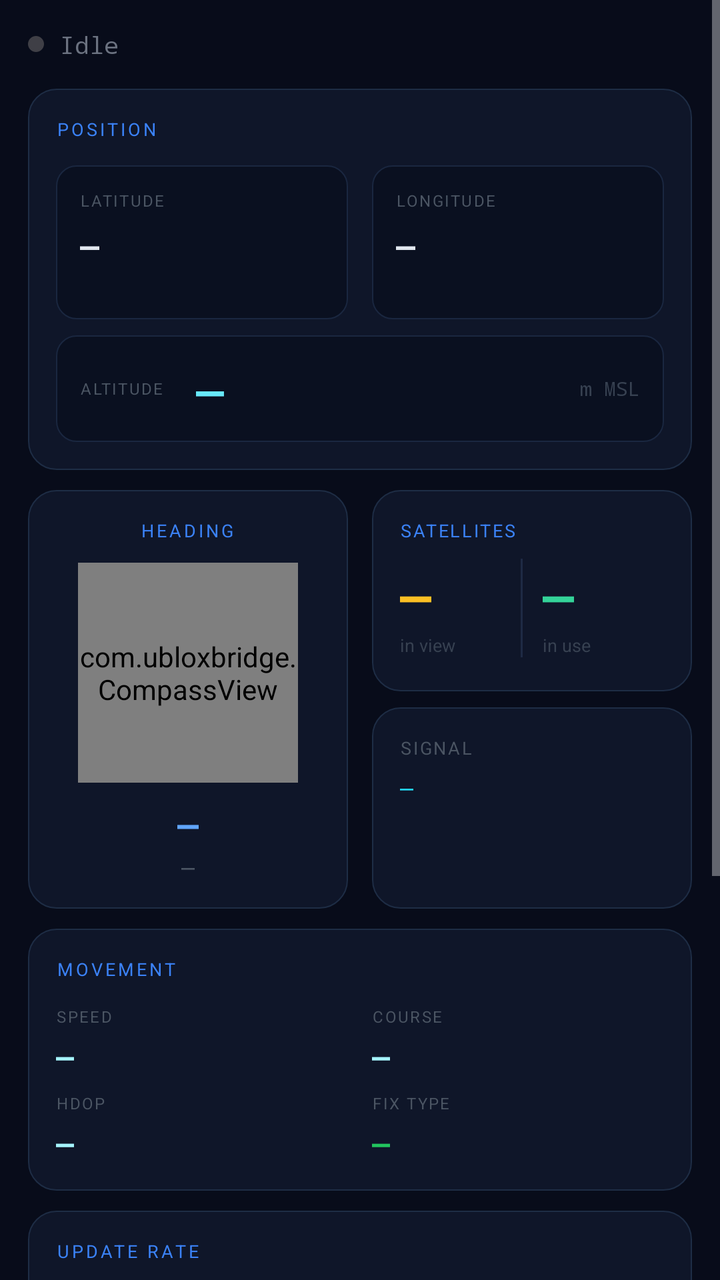
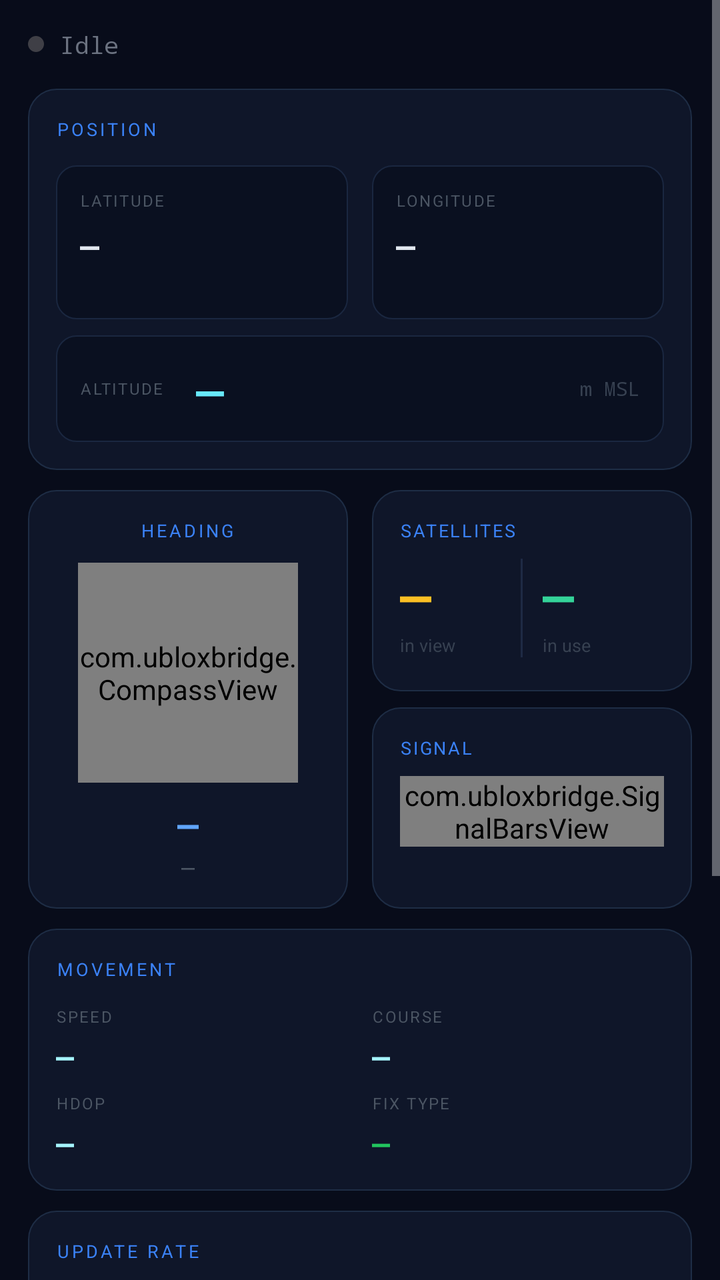

The first picture is an Android layout as it rendered before a commit; the second is the same layout after the commit. The layout source and the unified diff follow.
<!-- AndroidManifest.xml: application theme AppTheme -->
<!-- res/layout/activity_main.xml -->
<?xml version="1.0" encoding="utf-8"?>
<ScrollView xmlns:android="http://schemas.android.com/apk/res/android"
    android:layout_width="match_parent"
    android:layout_height="match_parent"
    android:background="#080C1A"
    android:fillViewport="true">

    <LinearLayout
        android:layout_width="match_parent"
        android:layout_height="wrap_content"
        android:orientation="vertical"
        android:paddingStart="14dp"
        android:paddingEnd="14dp"
        android:paddingTop="14dp"
        android:paddingBottom="28dp">

        
        <LinearLayout
            android:layout_width="match_parent"
            android:layout_height="wrap_content"
            android:orientation="horizontal"
            android:gravity="center_vertical"
            android:layout_marginBottom="14dp">

            <View
                android:id="@+id/statusDot"
                android:layout_width="8dp"
                android:layout_height="8dp"
                android:background="@drawable/dot_idle"
                android:layout_marginEnd="8dp"/>

            <TextView
                android:id="@+id/tvConnection"
                android:text="Idle"
                android:textSize="12sp"
                android:textColor="#6B7280"
                android:fontFamily="monospace"
                android:layout_width="0dp"
                android:layout_height="wrap_content"
                android:layout_weight="1"/>

            <TextView
                android:id="@+id/tvLastFix"
                android:text=""
                android:textSize="10sp"
                android:textColor="#374151"
                android:fontFamily="monospace"
                android:layout_width="wrap_content"
                android:layout_height="wrap_content"/>
        </LinearLayout>

        
        <LinearLayout
            android:layout_width="match_parent"
            android:layout_height="wrap_content"
            android:orientation="vertical"
            android:background="@drawable/card_bg"
            android:padding="14dp"
            android:layout_marginBottom="10dp">

            <TextView
                android:text="POSITION"
                android:textSize="9sp"
                android:textColor="#3B82F6"
                android:letterSpacing="0.15"
                android:layout_marginBottom="12dp"
                android:layout_width="wrap_content"
                android:layout_height="wrap_content"/>

            
            <LinearLayout
                android:layout_width="match_parent"
                android:layout_height="wrap_content"
                android:orientation="horizontal"
                android:layout_marginBottom="8dp">

                
                <LinearLayout
                    android:layout_width="0dp"
                    android:layout_height="wrap_content"
                    android:layout_weight="1"
                    android:orientation="vertical"
                    android:background="@drawable/coord_cell_bg"
                    android:padding="12dp"
                    android:layout_marginEnd="6dp">

                    <TextView
                        android:text="LATITUDE"
                        android:textSize="8sp"
                        android:textColor="#4B5563"
                        android:letterSpacing="0.1"
                        android:layout_marginBottom="6dp"
                        android:layout_width="wrap_content"
                        android:layout_height="wrap_content"/>

                    <TextView
                        android:id="@+id/tvLatitude"
                        android:text="―"
                        android:textSize="16sp"
                        android:textStyle="bold"
                        android:fontFamily="monospace"
                        android:textColor="#E2E8F0"
                        android:layout_width="wrap_content"
                        android:layout_height="wrap_content"/>

                    <TextView
                        android:id="@+id/tvLatDir"
                        android:text=""
                        android:textSize="9sp"
                        android:textColor="#374151"
                        android:fontFamily="monospace"
                        android:layout_marginTop="2dp"
                        android:layout_width="wrap_content"
                        android:layout_height="wrap_content"/>
                </LinearLayout>

                
                <LinearLayout
                    android:layout_width="0dp"
                    android:layout_height="wrap_content"
                    android:layout_weight="1"
                    android:orientation="vertical"
                    android:background="@drawable/coord_cell_bg"
                    android:padding="12dp"
                    android:layout_marginStart="6dp">

                    <TextView
                        android:text="LONGITUDE"
                        android:textSize="8sp"
                        android:textColor="#4B5563"
                        android:letterSpacing="0.1"
                        android:layout_marginBottom="6dp"
                        android:layout_width="wrap_content"
                        android:layout_height="wrap_content"/>

                    <TextView
                        android:id="@+id/tvLongitude"
                        android:text="―"
                        android:textSize="16sp"
                        android:textStyle="bold"
                        android:fontFamily="monospace"
                        android:textColor="#E2E8F0"
                        android:layout_width="wrap_content"
                        android:layout_height="wrap_content"/>

                    <TextView
                        android:id="@+id/tvLonDir"
                        android:text=""
                        android:textSize="9sp"
                        android:textColor="#374151"
                        android:fontFamily="monospace"
                        android:layout_marginTop="2dp"
                        android:layout_width="wrap_content"
                        android:layout_height="wrap_content"/>
                </LinearLayout>
            </LinearLayout>

            
            <LinearLayout
                android:layout_width="match_parent"
                android:layout_height="wrap_content"
                android:orientation="horizontal"
                android:background="@drawable/coord_cell_bg"
                android:padding="12dp"
                android:gravity="center_vertical">

                <TextView
                    android:text="ALTITUDE"
                    android:textSize="8sp"
                    android:textColor="#4B5563"
                    android:letterSpacing="0.1"
                    android:layout_width="wrap_content"
                    android:layout_height="wrap_content"
                    android:layout_marginEnd="16dp"/>

                <TextView
                    android:id="@+id/tvAltitude"
                    android:text="―"
                    android:textSize="22sp"
                    android:textStyle="bold"
                    android:fontFamily="monospace"
                    android:textColor="#67E8F9"
                    android:layout_width="0dp"
                    android:layout_height="wrap_content"
                    android:layout_weight="1"/>

                <TextView
                    android:text="m MSL"
                    android:textSize="10sp"
                    android:textColor="#374151"
                    android:fontFamily="monospace"
                    android:layout_width="wrap_content"
                    android:layout_height="wrap_content"/>
            </LinearLayout>
        </LinearLayout>

        
        <LinearLayout
            android:layout_width="match_parent"
            android:layout_height="wrap_content"
            android:orientation="horizontal"
            android:layout_marginBottom="10dp">

            
            <LinearLayout
                android:layout_width="0dp"
                android:layout_height="wrap_content"
                android:layout_weight="1"
                android:orientation="vertical"
                android:background="@drawable/card_bg"
                android:padding="14dp"
                android:gravity="center_horizontal"
                android:layout_marginEnd="6dp">

                <TextView
                    android:text="HEADING"
                    android:textSize="9sp"
                    android:textColor="#3B82F6"
                    android:letterSpacing="0.15"
                    android:layout_marginBottom="10dp"
                    android:layout_width="wrap_content"
                    android:layout_height="wrap_content"/>

                
                <com.ubloxbridge.CompassView
                    android:id="@+id/compassView"
                    android:layout_width="110dp"
                    android:layout_height="110dp"/>

                <TextView
                    android:id="@+id/tvHeading"
                    android:text="―"
                    android:textSize="18sp"
                    android:textStyle="bold"
                    android:fontFamily="monospace"
                    android:textColor="#60A5FA"
                    android:layout_marginTop="8dp"
                    android:layout_width="wrap_content"
                    android:layout_height="wrap_content"/>

                <TextView
                    android:id="@+id/tvHeadingDir"
                    android:text="―"
                    android:textSize="11sp"
                    android:textColor="#4B5563"
                    android:fontFamily="monospace"
                    android:layout_marginTop="2dp"
                    android:layout_width="wrap_content"
                    android:layout_height="wrap_content"/>
            </LinearLayout>

            
            <LinearLayout
                android:layout_width="0dp"
                android:layout_height="match_parent"
                android:layout_weight="1"
                android:orientation="vertical"
                android:layout_marginStart="6dp">

                
                <LinearLayout
                    android:layout_width="match_parent"
                    android:layout_height="0dp"
                    android:layout_weight="1"
                    android:orientation="vertical"
                    android:background="@drawable/card_bg"
                    android:padding="14dp"
                    android:layout_marginBottom="8dp">

                    <TextView
                        android:text="SATELLITES"
                        android:textSize="9sp"
                        android:textColor="#3B82F6"
                        android:letterSpacing="0.1"
                        android:layout_marginBottom="8dp"
                        android:layout_width="wrap_content"
                        android:layout_height="wrap_content"/>

                    <LinearLayout
                        android:layout_width="match_parent"
                        android:layout_height="wrap_content"
                        android:orientation="horizontal">

                        
                        <LinearLayout
                            android:layout_width="0dp"
                            android:layout_height="wrap_content"
                            android:layout_weight="1"
                            android:orientation="vertical">

                            <TextView
                                android:id="@+id/tvSatsInView"
                                android:text="―"
                                android:textSize="26sp"
                                android:textStyle="bold"
                                android:fontFamily="monospace"
                                android:textColor="#FBBF24"
                                android:layout_width="wrap_content"
                                android:layout_height="wrap_content"/>

                            <TextView
                                android:text="in view"
                                android:textSize="9sp"
                                android:textColor="#374151"
                                android:layout_marginTop="2dp"
                                android:layout_width="wrap_content"
                                android:layout_height="wrap_content"/>
                        </LinearLayout>

                        
                        <View
                            android:layout_width="1dp"
                            android:layout_height="match_parent"
                            android:background="#1E2A44"
                            android:layout_marginEnd="10dp"/>

                        
                        <LinearLayout
                            android:layout_width="0dp"
                            android:layout_height="wrap_content"
                            android:layout_weight="1"
                            android:orientation="vertical">

                            <TextView
                                android:id="@+id/tvSatsUsed"
                                android:text="―"
                                android:textSize="26sp"
                                android:textStyle="bold"
                                android:fontFamily="monospace"
                                android:textColor="#34D399"
                                android:layout_width="wrap_content"
                                android:layout_height="wrap_content"/>

                            <TextView
                                android:text="in use"
                                android:textSize="9sp"
                                android:textColor="#374151"
                                android:layout_marginTop="2dp"
                                android:layout_width="wrap_content"
                                android:layout_height="wrap_content"/>
                        </LinearLayout>
                    </LinearLayout>
                </LinearLayout>

                
                <LinearLayout
                    android:layout_width="match_parent"
                    android:layout_height="0dp"
                    android:layout_weight="1"
                    android:orientation="vertical"
                    android:background="@drawable/card_bg"
                    android:padding="14dp">

                    <TextView
                        android:text="SIGNAL"
                        android:textSize="9sp"
                        android:textColor="#4B5563"
                        android:letterSpacing="0.1"
                        android:layout_marginBottom="6dp"
                        android:layout_width="wrap_content"
                        android:layout_height="wrap_content"/>

                    <TextView
                        android:id="@+id/tvSignal"
                        android:text="―"
                        android:textSize="11sp"
                        android:fontFamily="monospace"
                        android:textColor="#22D3EE"
                        android:lineSpacingMultiplier="1.7"
                        android:layout_width="match_parent"
                        android:layout_height="wrap_content"/>
                </LinearLayout>
            </LinearLayout>
        </LinearLayout>

        
        <LinearLayout
            android:layout_width="match_parent"
            android:layout_height="wrap_content"
            android:orientation="vertical"
            android:background="@drawable/card_bg"
            android:padding="14dp"
            android:layout_marginBottom="10dp">

            <TextView
                android:text="MOVEMENT"
                android:textSize="9sp"
                android:textColor="#3B82F6"
                android:letterSpacing="0.15"
                android:layout_marginBottom="12dp"
                android:layout_width="wrap_content"
                android:layout_height="wrap_content"/>

            <LinearLayout
                android:layout_width="match_parent"
                android:layout_height="wrap_content"
                android:orientation="horizontal"
                android:layout_marginBottom="8dp">

                <LinearLayout
                    android:layout_width="0dp"
                    android:layout_height="wrap_content"
                    android:layout_weight="1"
                    android:orientation="vertical"
                    android:layout_marginEnd="6dp">

                    <TextView
                        android:text="SPEED"
                        android:textSize="8sp"
                        android:textColor="#4B5563"
                        android:letterSpacing="0.1"
                        android:layout_marginBottom="4dp"
                        android:layout_width="wrap_content"
                        android:layout_height="wrap_content"/>

                    <TextView
                        android:id="@+id/tvSpeed"
                        android:text="―"
                        android:textSize="15sp"
                        android:textStyle="bold"
                        android:fontFamily="monospace"
                        android:textColor="#A5F3FC"
                        android:layout_width="wrap_content"
                        android:layout_height="wrap_content"/>
                </LinearLayout>

                <LinearLayout
                    android:layout_width="0dp"
                    android:layout_height="wrap_content"
                    android:layout_weight="1"
                    android:orientation="vertical"
                    android:layout_marginStart="6dp">

                    <TextView
                        android:text="COURSE"
                        android:textSize="8sp"
                        android:textColor="#4B5563"
                        android:letterSpacing="0.1"
                        android:layout_marginBottom="4dp"
                        android:layout_width="wrap_content"
                        android:layout_height="wrap_content"/>

                    <TextView
                        android:id="@+id/tvCourse"
                        android:text="―"
                        android:textSize="15sp"
                        android:textStyle="bold"
                        android:fontFamily="monospace"
                        android:textColor="#A5F3FC"
                        android:layout_width="wrap_content"
                        android:layout_height="wrap_content"/>
                </LinearLayout>
            </LinearLayout>

            <LinearLayout
                android:layout_width="match_parent"
                android:layout_height="wrap_content"
                android:orientation="horizontal">

                <LinearLayout
                    android:layout_width="0dp"
                    android:layout_height="wrap_content"
                    android:layout_weight="1"
                    android:orientation="vertical"
                    android:layout_marginEnd="6dp">

                    <TextView
                        android:text="HDOP"
                        android:textSize="8sp"
                        android:textColor="#4B5563"
                        android:letterSpacing="0.1"
                        android:layout_marginBottom="4dp"
                        android:layout_width="wrap_content"
                        android:layout_height="wrap_content"/>

                    <TextView
                        android:id="@+id/tvHdop"
                        android:text="―"
                        android:textSize="15sp"
                        android:textStyle="bold"
                        android:fontFamily="monospace"
                        android:textColor="#A5F3FC"
                        android:layout_width="wrap_content"
                        android:layout_height="wrap_content"/>
                </LinearLayout>

                <LinearLayout
                    android:layout_width="0dp"
                    android:layout_height="wrap_content"
                    android:layout_weight="1"
                    android:orientation="vertical"
                    android:layout_marginStart="6dp">

                    <TextView
                        android:text="FIX TYPE"
                        android:textSize="8sp"
                        android:textColor="#4B5563"
                        android:letterSpacing="0.1"
                        android:layout_marginBottom="4dp"
                        android:layout_width="wrap_content"
                        android:layout_height="wrap_content"/>

                    <TextView
                        android:id="@+id/tvFixType"
                        android:text="―"
                        android:textSize="15sp"
                        android:textStyle="bold"
                        android:fontFamily="monospace"
                        android:textColor="#22C55E"
                        android:layout_width="wrap_content"
                        android:layout_height="wrap_content"/>
                </LinearLayout>
            </LinearLayout>
        </LinearLayout>

        
        <LinearLayout
            android:layout_width="match_parent"
            android:layout_height="wrap_content"
            android:orientation="vertical"
            android:background="@drawable/card_bg"
            android:padding="14dp"
            android:layout_marginBottom="10dp">

            <TextView
                android:text="UPDATE RATE"
                android:textSize="9sp"
                android:textColor="#3B82F6"
                android:letterSpacing="0.15"
                android:layout_marginBottom="12dp"
                android:layout_width="wrap_content"
                android:layout_height="wrap_content"/>

            <LinearLayout
                android:layout_width="match_parent"
                android:layout_height="44dp"
                android:orientation="horizontal"
                android:background="@drawable/hz_track_bg"
                android:padding="3dp">

                <Button
                    android:id="@+id/btn1Hz"
                    android:text="1 Hz"
                    android:textSize="13sp"
                    android:fontFamily="monospace"
                    android:layout_width="0dp"
                    android:layout_height="match_parent"
                    android:layout_weight="1"
                    android:backgroundTint="#2563EB"
                    android:textColor="#FFFFFF"
                    android:stateListAnimator="@null"
                    android:insetTop="0dp"
                    android:insetBottom="0dp"/>

                <Button
                    android:id="@+id/btn5Hz"
                    android:text="5 Hz"
                    android:textSize="13sp"
                    android:fontFamily="monospace"
                    android:layout_width="0dp"
                    android:layout_height="match_parent"
                    android:layout_weight="1"
                    android:backgroundTint="#0A1020"
                    android:textColor="#4B5563"
                    android:stateListAnimator="@null"
                    android:insetTop="0dp"
                    android:insetBottom="0dp"/>
            </LinearLayout>

            <TextView
                android:id="@+id/tvHzNote"
                android:text="1 Hz · 1 update per second"
                android:textSize="9sp"
                android:textColor="#374151"
                android:fontFamily="monospace"
                android:layout_marginTop="10dp"
                android:layout_width="wrap_content"
                android:layout_height="wrap_content"/>
        </LinearLayout>

        
        <LinearLayout
            android:layout_width="match_parent"
            android:layout_height="wrap_content"
            android:orientation="horizontal"
            android:layout_marginBottom="10dp">

            <Button
                android:id="@+id/btnStart"
                android:text="▶  START"
                android:textSize="13sp"
                android:textStyle="bold"
                android:fontFamily="monospace"
                android:layout_width="0dp"
                android:layout_height="52dp"
                android:layout_weight="1"
                android:layout_marginEnd="6dp"
                android:backgroundTint="#16A34A"
                android:textColor="#FFFFFF"
                android:stateListAnimator="@null"/>

            <Button
                android:id="@+id/btnStop"
                android:text="■  STOP"
                android:textSize="13sp"
                android:textStyle="bold"
                android:fontFamily="monospace"
                android:layout_width="0dp"
                android:layout_height="52dp"
                android:layout_weight="1"
                android:layout_marginStart="6dp"
                android:backgroundTint="#DC2626"
                android:textColor="#FFFFFF"
                android:stateListAnimator="@null"/>
        </LinearLayout>

        
        <LinearLayout
            android:layout_width="match_parent"
            android:layout_height="wrap_content"
            android:orientation="vertical"
            android:background="@drawable/log_bg"
            android:padding="14dp"
            android:layout_marginBottom="10dp">

            <LinearLayout
                android:layout_width="match_parent"
                android:layout_height="wrap_content"
                android:orientation="horizontal"
                android:gravity="center_vertical"
                android:layout_marginBottom="10dp">

                <TextView
                    android:text="SERIAL LOG"
                    android:textSize="9sp"
                    android:textColor="#374151"
                    android:letterSpacing="0.12"
                    android:layout_width="0dp"
                    android:layout_height="wrap_content"
                    android:layout_weight="1"/>

                <TextView
                    android:id="@+id/tvSerialStats"
                    android:text=""
                    android:textSize="9sp"
                    android:textColor="#1F2937"
                    android:fontFamily="monospace"
                    android:layout_width="wrap_content"
                    android:layout_height="wrap_content"/>
            </LinearLayout>

            <TextView
                android:id="@+id/tvSerial"
                android:text="―"
                android:textSize="9sp"
                android:fontFamily="monospace"
                android:textColor="#22C55E"
                android:lineSpacingMultiplier="1.6"
                android:layout_width="match_parent"
                android:layout_height="wrap_content"
                android:maxLines="6"/>
        </LinearLayout>

        
        <TextView
            android:layout_marginTop="10dp"
            android:text="⚠  Set as Mock Location Provider in Developer Options"
            android:textSize="9sp"
            android:textColor="#D97706"
            android:textAlignment="center"
            android:layout_width="match_parent"
            android:layout_height="wrap_content"/>

        <TextView
            android:layout_marginTop="4dp"
            android:text="Service keeps running while notification is active"
            android:textSize="9sp"
            android:textColor="#1F2937"
            android:textAlignment="center"
            android:layout_width="match_parent"
            android:layout_height="wrap_content"/>

    </LinearLayout>
</ScrollView>
<!-- resources referenced by this layout -->
<resources>
  <!-- drawable card_bg (drawable) -->
  <?xml version="1.0" encoding="utf-8"?>
  <shape xmlns:android="http://schemas.android.com/apk/res/android"
      android:shape="rectangle">
      <solid android:color="#0F1629"/>
      <stroke
          android:width="0.5dp"
          android:color="#1E2D45"/>
      <corners android:radius="14dp"/>
  </shape>
  <!-- drawable coord_cell_bg (drawable) -->
  <?xml version="1.0" encoding="utf-8"?>
  <shape xmlns:android="http://schemas.android.com/apk/res/android"
      android:shape="rectangle">
      <solid android:color="#0A1020"/>
      <stroke
          android:width="0.5dp"
          android:color="#1A2740"/>
      <corners android:radius="10dp"/>
  </shape>
  <!-- drawable dot_idle (drawable) -->
  <?xml version="1.0" encoding="utf-8"?>
  <shape xmlns:android="http://schemas.android.com/apk/res/android"
      android:shape="oval">
      <solid android:color="#3F3F46"/>
  </shape>
  <!-- drawable hz_track_bg (drawable) -->
  <?xml version="1.0" encoding="utf-8"?>
  <shape xmlns:android="http://schemas.android.com/apk/res/android"
      android:shape="rectangle">
      <solid android:color="#0A1020"/>
      <stroke
          android:width="0.5dp"
          android:color="#1A2740"/>
      <corners android:radius="8dp"/>
  </shape>
  <!-- drawable log_bg (drawable) -->
  <?xml version="1.0" encoding="utf-8"?>
  <shape xmlns:android="http://schemas.android.com/apk/res/android"
      android:shape="rectangle">
      <solid android:color="#050810"/>
      <stroke
          android:width="0.5dp"
          android:color="#111827"/>
      <corners android:radius="14dp"/>
  </shape>
  <style name="AppTheme" parent="Theme.AppCompat.NoActionBar">
          <item name="android:windowBackground">#080C1A</item>
          <item name="android:statusBarColor">#080C1A</item>
          <item name="android:navigationBarColor">#080C1A</item>
          <item name="colorPrimary">#0F1629</item>
          <item name="colorPrimaryDark">#080C1A</item>
          <item name="colorAccent">#2563EB</item>
      </style>
</resources>

<!-- the commit's change to res/layout/activity_main.xml (unified diff, before → after) -->
@@ -354,19 +354,24 @@
                     <TextView
                         android:text="SIGNAL"
                         android:textSize="9sp"
-                        android:textColor="#4B5563"
-                        android:letterSpacing="0.1"
-                        android:layout_marginBottom="6dp"
-                        android:layout_width="wrap_content"
+                        android:textColor="#3B82F6"
+                        android:letterSpacing="0.1"
+                        android:layout_marginBottom="8dp"
+                        android:layout_width="wrap_content"
+                        android:layout_height="wrap_content"/>
+
+                    <com.ubloxbridge.SignalBarsView
+                        android:id="@+id/signalBarsView"
+                        android:layout_width="match_parent"
                         android:layout_height="wrap_content"/>
 
                     <TextView
                         android:id="@+id/tvSignal"
-                        android:text="―"
-                        android:textSize="11sp"
-                        android:fontFamily="monospace"
-                        android:textColor="#22D3EE"
-                        android:lineSpacingMultiplier="1.7"
+                        android:text=""
+                        android:textSize="9sp"
+                        android:fontFamily="monospace"
+                        android:textColor="#374151"
+                        android:layout_marginTop="6dp"
                         android:layout_width="match_parent"
                         android:layout_height="wrap_content"/>
                 </LinearLayout>
